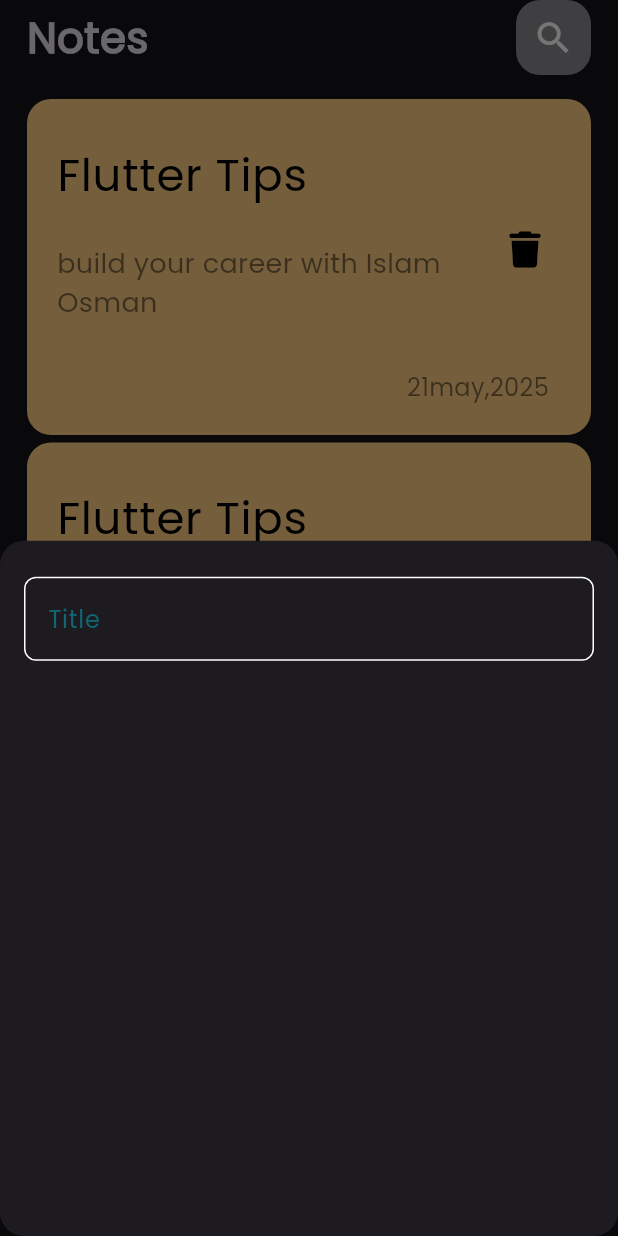
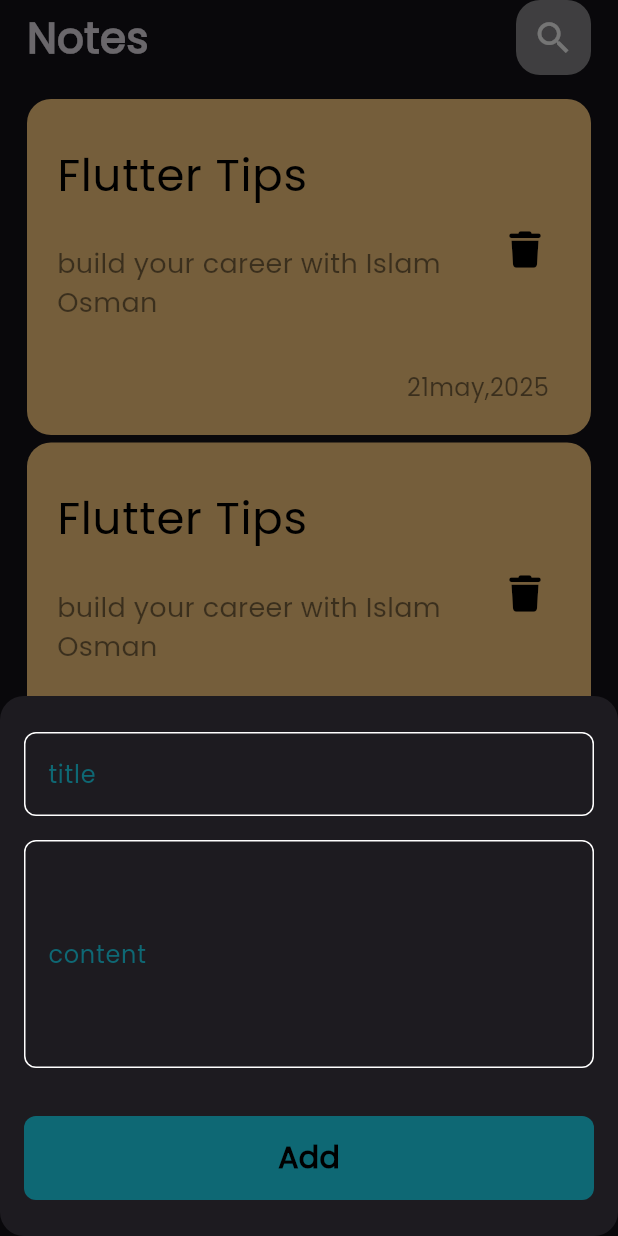
Before and after one commit to Islamzaki10/myNoteApp, a Flutter app: the screen it shows after launch, after a tap on the "add" icon, on a phone screen of 412 x 824 dp. Run offline on Flutter 3.47's test engine with Material 3 defaults, Android fonts, the phone set to English and light mode, and no system bars; our stand-ins replace font_awesome_flutter.

Commit message:
finish new note sheet

```diff
--- a/lib/views/widgets/add_note_bottom_sheet.dart
+++ b/lib/views/widgets/add_note_bottom_sheet.dart
@@ -1,4 +1,6 @@
 import 'package:flutter/material.dart';
+import 'package:note_app/consts.dart';
+import 'package:note_app/views/widgets/custom_bottom.dart';
 import 'package:note_app/views/widgets/custom_text_field.dart';
 
 class AddNoteBottomSheet extends StatelessWidget {
@@ -8,7 +10,19 @@ class AddNoteBottomSheet extends StatelessWidget {
   Widget build(BuildContext context) {
     return Padding(
       padding: const EdgeInsets.symmetric(horizontal: 16),
-      child: Column(children: [const SizedBox(height: 24), CustomTextField()]),
+      child: SingleChildScrollView(
+        child: Column(
+          children: const [
+            SizedBox(height: 24),
+            CustomTextField(title: 'title'),
+            SizedBox(height: 16),
+            CustomTextField(title: 'content', maxLines: 5),
+            SizedBox(height: 32),
+            CustomBottom(),
+            SizedBox(height: 24),
+          ],
+        ),
+      ),
     );
   }
 }
--- /dev/null
+++ b/lib/views/widgets/custom_bottom.dart
@@ -0,0 +1,28 @@
+import 'package:flutter/material.dart';
+import 'package:note_app/consts.dart';
+
+class CustomBottom extends StatelessWidget {
+  const CustomBottom({super.key});
+
+  @override
+  Widget build(BuildContext context) {
+    return Container(
+      width: MediaQuery.of(context).size.width,
+      height: 56,
+      decoration: BoxDecoration(
+        color: kPrimaryColor,
+        borderRadius: BorderRadius.circular(8),
+      ),
+      child: const Center(
+        child: Text(
+          'Add',
+          style: TextStyle(
+            color: Colors.black,
+            fontSize: 20,
+            fontWeight: FontWeight.bold,
+          ),
+        ),
+      ),
+    );
+  }
+}
--- a/lib/views/widgets/custom_text_field.dart
+++ b/lib/views/widgets/custom_text_field.dart
@@ -2,13 +2,15 @@ import 'package:flutter/material.dart';
 import 'package:note_app/consts.dart';
 
 class CustomTextField extends StatelessWidget {
-  const CustomTextField({super.key});
-
+  const CustomTextField({super.key, required this.title, this.maxLines = 1});
+  final String title;
+  final int maxLines;
   @override
   Widget build(BuildContext context) {
     return TextField(
+      maxLines: maxLines,
       decoration: InputDecoration(
-        label: Text('Title', style: TextStyle(color: kPrimaryColor)),
+        label: Text(title, style: TextStyle(color: kPrimaryColor)),
         border: buildBorder(),
         enabledBorder: buildBorder(),
         focusedBorder: buildBorder(kPrimaryColor),
```
